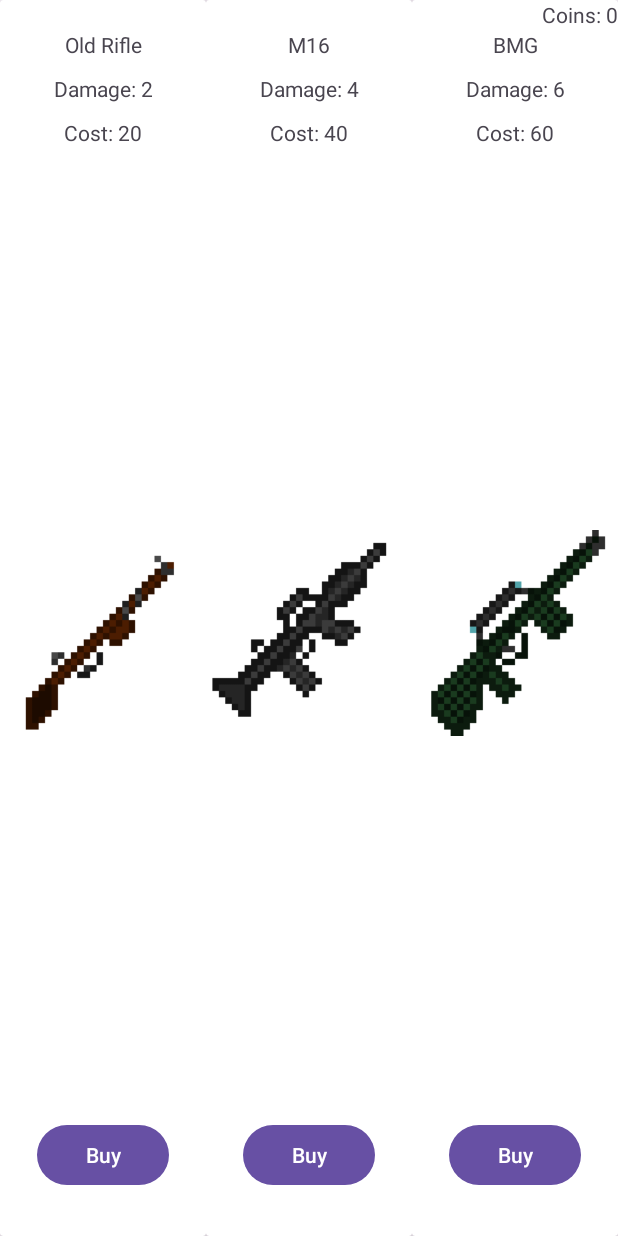
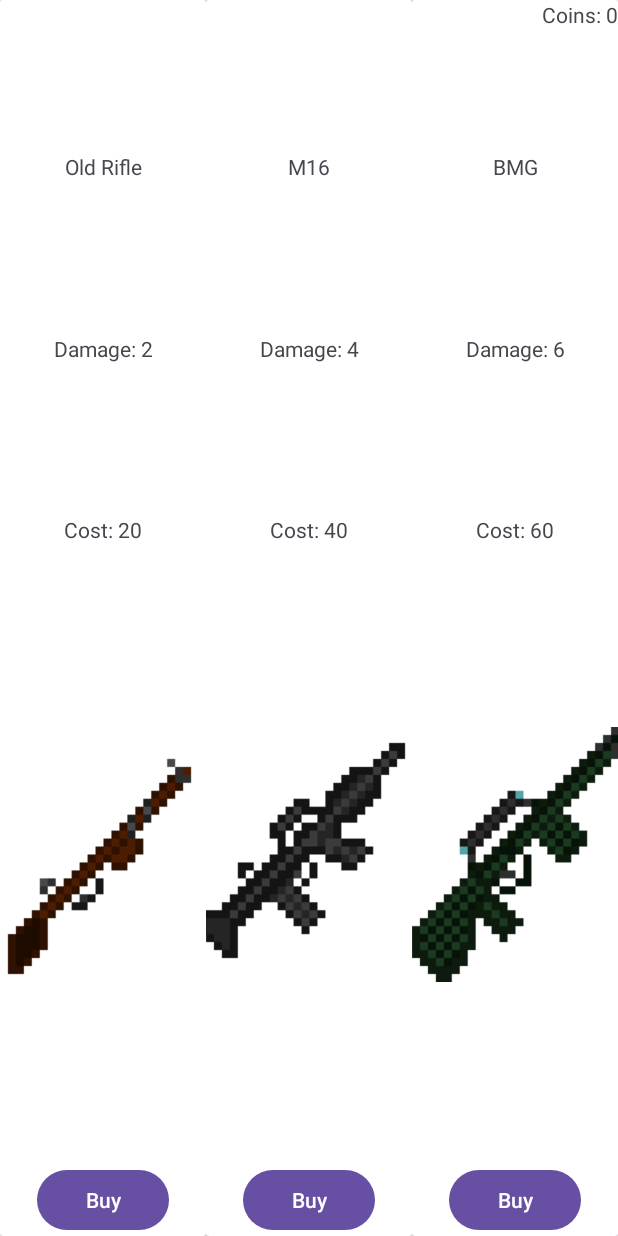
Before and after one commit to NikitunPVLK/Bob-The-Defender, an Android app: the fragment ShopFragment shown on its own in the app's theme, on a phone screen of 412 x 824 dp. Run offline under Robolectric (Android 15) with nearby library versions, the light colour scheme and no system bars.

Commit message:
Weapon image fixed

```diff
--- a/app/src/main/res/layout/fragment_shop.xml
+++ b/app/src/main/res/layout/fragment_shop.xml
@@ -8,11 +8,13 @@
         android:id="@+id/weapon_list"
         android:layout_width="match_parent"
         android:layout_height="match_parent"
+        android:orientation="horizontal"
         android:scrollbars="horizontal"
-        android:orientation="horizontal"
+        app:layoutManager="androidx.recyclerview.widget.GridLayoutManager"
+        app:layout_constraintBottom_toBottomOf="parent"
+        app:layout_constraintEnd_toEndOf="parent"
         app:layout_constraintStart_toStartOf="parent"
-        app:layout_constraintEnd_toEndOf="parent"
-        app:layoutManager="androidx.recyclerview.widget.GridLayoutManager">
+        app:layout_constraintTop_toTopOf="parent">
 
     </androidx.recyclerview.widget.RecyclerView>
     <TextView
--- a/app/src/main/res/layout/weapon_list_item.xml
+++ b/app/src/main/res/layout/weapon_list_item.xml
@@ -13,9 +13,10 @@
             android:id="@+id/weapon_name"
             android:layout_width="wrap_content"
             android:layout_height="wrap_content"
-            android:layout_marginTop="20dp"
             android:text="NAME PLACEHOLDER"
+            app:layout_constraintBottom_toTopOf="@+id/weapon_damage_label"
             app:layout_constraintEnd_toEndOf="parent"
+            app:layout_constraintHorizontal_bias="0.5"
             app:layout_constraintStart_toStartOf="parent"
             app:layout_constraintTop_toTopOf="parent" />
 
@@ -23,62 +24,65 @@
             android:id="@+id/weapon_damage_label"
             android:layout_width="wrap_content"
             android:layout_height="wrap_content"
-            android:layout_marginTop="10dp"
             android:text="Damage: "
+            app:layout_constraintBottom_toTopOf="@+id/weapon_cost_label"
             app:layout_constraintEnd_toStartOf="@+id/weapon_damage"
             app:layout_constraintHorizontal_bias="0.5"
             app:layout_constraintHorizontal_chainStyle="packed"
             app:layout_constraintStart_toStartOf="parent"
-            app:layout_constraintTop_toBottomOf="@id/weapon_name" />
+            app:layout_constraintTop_toBottomOf="@+id/weapon_name" />
 
         <TextView
             android:id="@+id/weapon_damage"
             android:layout_width="wrap_content"
             android:layout_height="wrap_content"
-            android:layout_marginTop="10dp"
             android:text="0"
+            app:layout_constraintBottom_toBottomOf="@+id/weapon_damage_label"
             app:layout_constraintEnd_toEndOf="parent"
             app:layout_constraintHorizontal_bias="0.5"
             app:layout_constraintStart_toEndOf="@+id/weapon_damage_label"
-            app:layout_constraintTop_toBottomOf="@id/weapon_name" />
+            app:layout_constraintTop_toTopOf="@+id/weapon_damage_label" />
 
         <TextView
             android:id="@+id/weapon_cost_label"
             android:layout_width="wrap_content"
             android:layout_height="wrap_content"
-            android:layout_marginTop="10dp"
             android:text="Cost: "
+            app:layout_constraintBottom_toTopOf="@+id/weapon_image"
             app:layout_constraintEnd_toStartOf="@+id/weapon_cost"
             app:layout_constraintHorizontal_bias="0.5"
             app:layout_constraintHorizontal_chainStyle="packed"
             app:layout_constraintStart_toStartOf="parent"
-            app:layout_constraintTop_toBottomOf="@id/weapon_damage" />
+            app:layout_constraintTop_toBottomOf="@+id/weapon_damage_label" />
 
         <TextView
             android:id="@+id/weapon_cost"
             android:layout_width="wrap_content"
             android:layout_height="wrap_content"
-            android:layout_marginTop="10dp"
             android:text="0"
+            app:layout_constraintBottom_toBottomOf="@+id/weapon_cost_label"
             app:layout_constraintEnd_toEndOf="parent"
             app:layout_constraintHorizontal_bias="0.5"
             app:layout_constraintStart_toEndOf="@+id/weapon_cost_label"
-            app:layout_constraintTop_toBottomOf="@id/weapon_damage" />
+            app:layout_constraintTop_toTopOf="@+id/weapon_cost_label" />
 
         <ImageView
             android:id="@+id/weapon_image"
-            android:layout_width="wrap_content"
-            android:layout_height="wrap_content"
+            android:layout_width="170dp"
+            android:layout_height="170dp"
+            android:layout_marginTop="20dp"
+            android:layout_marginBottom="20dp"
+            android:src="@drawable/m16"
             app:layout_constraintBottom_toTopOf="@+id/buy_button"
             app:layout_constraintEnd_toEndOf="parent"
+            app:layout_constraintHorizontal_bias="0.5"
             app:layout_constraintStart_toStartOf="parent"
-            app:layout_constraintTop_toBottomOf="@id/weapon_cost" />
+            app:layout_constraintTop_toBottomOf="@+id/weapon_cost_label" />
 
         <com.google.android.material.button.MaterialButton
             android:id="@+id/buy_button"
             android:layout_width="wrap_content"
             android:layout_height="wrap_content"
-            android:layout_marginBottom="30dp"
             android:text="Buy"
             app:layout_constraintBottom_toBottomOf="parent"
             app:layout_constraintEnd_toEndOf="parent"
```
